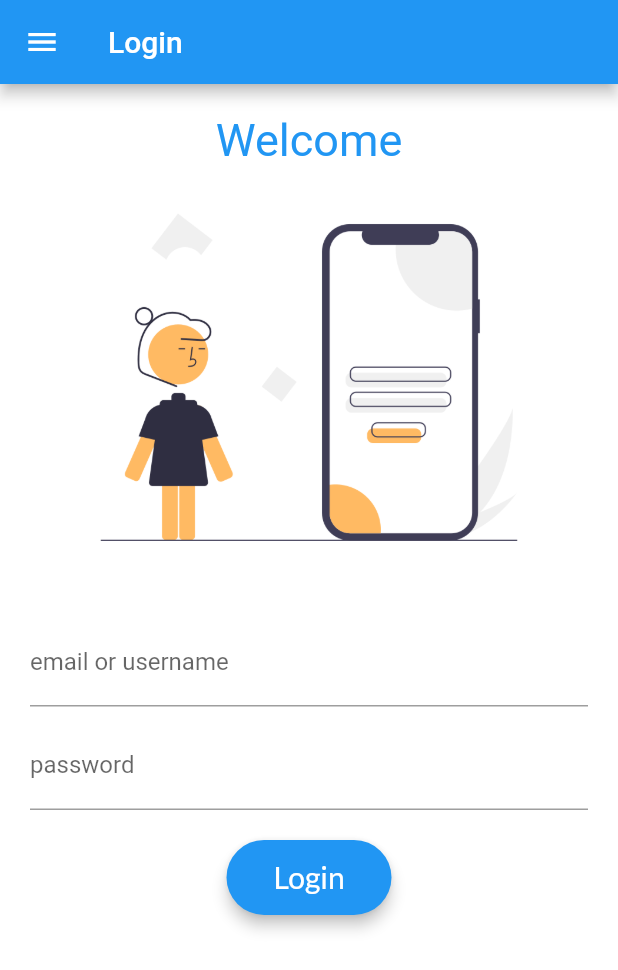
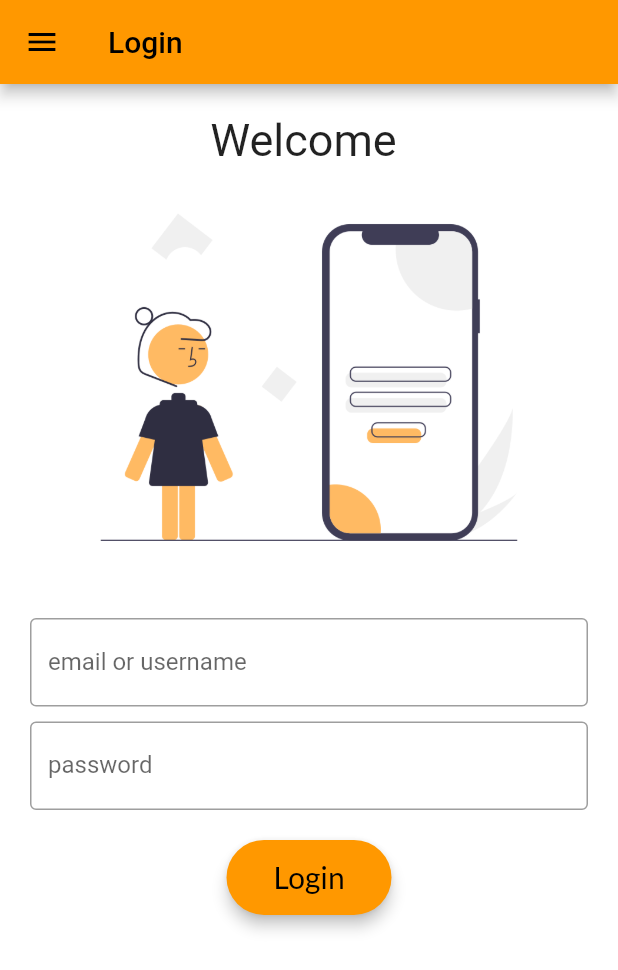
Before and after one commit to HMADAHMD/flutter_application_2, a Flutter app: the screen it shows after launch, on a phone screen of 412 x 824 dp. Shown: the top 970 px of the screen. Run offline on Flutter 3.47's test engine with Material 2 defaults, Android fonts, the phone set to English and light mode, and no system bars; our stand-ins replace google_fonts.

```diff
--- a/lib/main.dart
+++ b/lib/main.dart
@@ -1,6 +1,7 @@
 import 'package:flutter/material.dart';
 import 'package:flutter_application_2/screens/home_screen.dart';
 import 'package:flutter_application_2/screens/login_screen.dart';
+import 'package:flutter_application_2/utils/routes.dart';
 
 void main() => runApp(MyApp());
 
@@ -10,7 +11,12 @@ class MyApp extends StatelessWidget {
   @override
   Widget build(BuildContext context) {
     return MaterialApp(
+      theme: ThemeData(primarySwatch: Colors.orange),
       home: LoginScreen(),
+      routes: {
+        MyRoutes.homeroute: (context) => HomeScreen(),
+        "/login":(context) => LoginScreen(),
+      },
     );
   }
 }
--- a/lib/screens/home_screen.dart
+++ b/lib/screens/home_screen.dart
@@ -6,6 +6,7 @@ class HomeScreen extends StatelessWidget {
   @override
   Widget build(BuildContext context) {
     return MaterialApp(
+      theme: ThemeData(primarySwatch: Colors.orange),
       home: Scaffold(
         backgroundColor: Colors.white,
         appBar: AppBar(
--- a/lib/screens/login_screen.dart
+++ b/lib/screens/login_screen.dart
@@ -1,14 +1,23 @@
 import 'dart:ui';
 
 import 'package:flutter/material.dart';
+import 'package:flutter_application_2/utils/routes.dart';
 import 'package:google_fonts/google_fonts.dart';
 
-class LoginScreen extends StatelessWidget {
+class LoginScreen extends StatefulWidget {
   const LoginScreen({super.key});
 
   @override
+  State<LoginScreen> createState() => _LoginScreenState();
+}
+
+class _LoginScreenState extends State<LoginScreen> {
+
+  String name = "";
+  @override
   Widget build(BuildContext context) {
     return MaterialApp(
+      theme: ThemeData(primarySwatch: Colors.orange),
       home: Scaffold(
         appBar: AppBar(
           title: Text(
@@ -22,44 +31,52 @@ class LoginScreen extends StatelessWidget {
             child: Column(
               children: [
                 Text(
-                  "Welcome",
+                  "Welcome $name",
                   style: GoogleFonts.roboto(
-                      textStyle: TextStyle(fontSize: 30.0, color: Colors.blue)),
+                      textStyle: TextStyle(
+                    fontSize: 30.0,
+                  )),
                 ),
                 Image.asset(
                   "assets/images/login_image.png",
                   fit: BoxFit.contain,
                 ),
-                SizedBox(
+                const SizedBox(
                   height: 20.0,
                 ),
                 TextFormField(
                   decoration: const InputDecoration(
-                    border: UnderlineInputBorder(),
+                    border: OutlineInputBorder(),
                     labelText: "email or username",
                   ),
+                  onChanged: (value) {
+                    setState(() {
+                      name = value;
+                    });
+                    print(name);
+                  },
                 ),
-                SizedBox(
+                const SizedBox(
                   height: 10.0,
                 ),
                 TextFormField(
                   obscureText: true,
                   decoration: InputDecoration(
-                      border: UnderlineInputBorder(), labelText: "password"),
+                      border: OutlineInputBorder(), labelText: "password"),
                 ),
                 SizedBox(
                   height: 20.0,
                 ),
                 ElevatedButton(
                     style: ElevatedButton.styleFrom(
-                        backgroundColor: Colors.blue,
                         elevation: 4,
                         minimumSize: Size(110, 50),
                         shape: RoundedRectangleBorder(
-                          borderRadius: BorderRadius.circular(60),
+                          borderRadius: BorderRadius.circular(40),
                         )),
                     onPressed: () {
                       print("Login Pressed");
+                      Navigator.pushNamed(context, MyRoutes.homeroute);
                     },
                     child: Text(
                       "Login",
--- /dev/null
+++ b/lib/utils/routes.dart
@@ -0,0 +1,4 @@
+class MyRoutes {
+  static String loginroute = "/login";
+  static String homeroute = "/home";
+}
```
Lines whose indentation alone changed are shown as unchanged.
